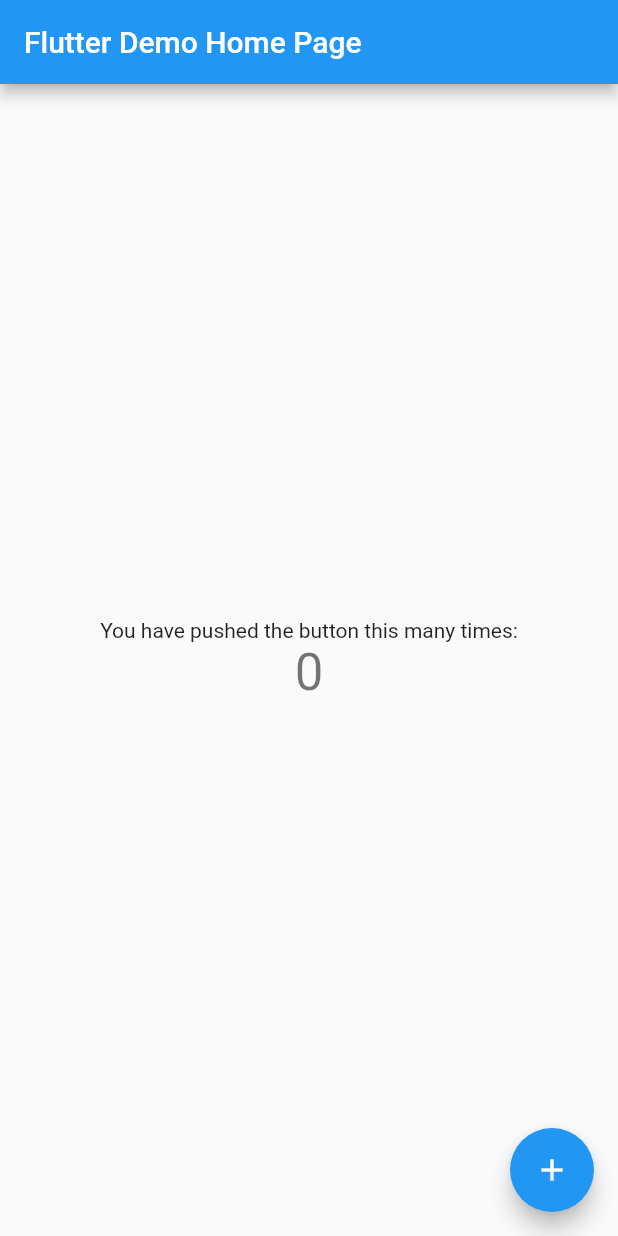
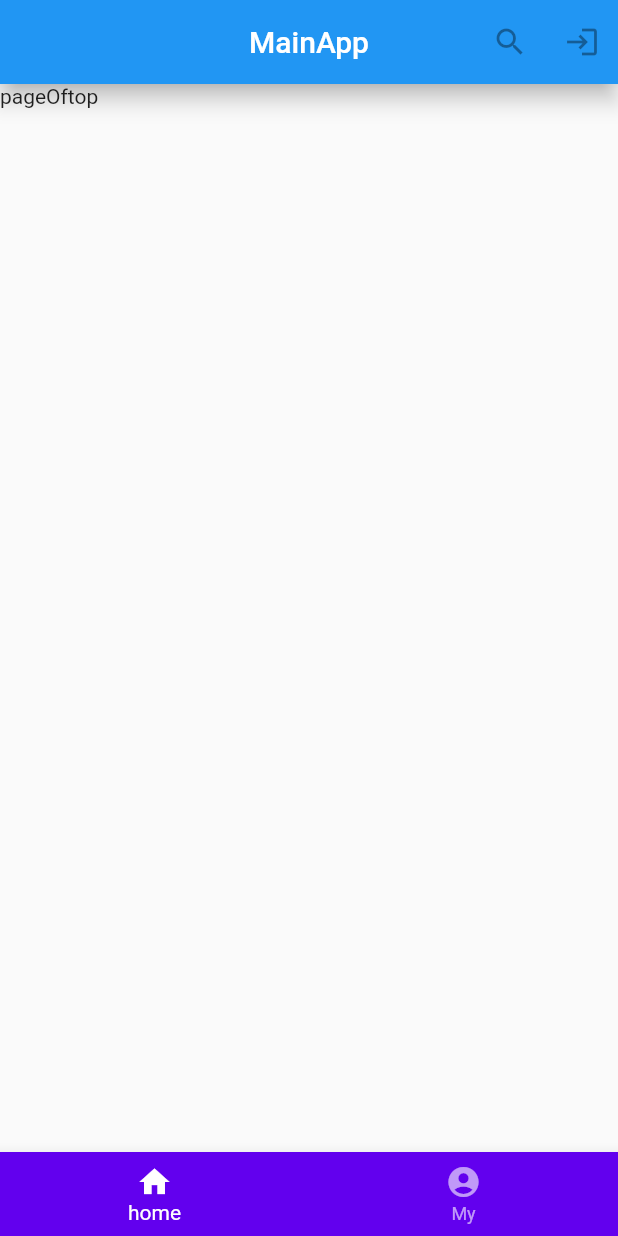
Before and after one commit to parkminsoo99/flutter_makeapp, a Flutter app: the screen it shows after launch, on a phone screen of 412 x 824 dp. Run offline on Flutter 3.47's test engine with Material 2 defaults, Android fonts, the phone set to English and light mode, and no system bars.

Commit message:
bottomNavigationBar

```diff
--- a/lib/main.dart
+++ b/lib/main.dart
@@ -1,113 +1,86 @@
 import 'package:flutter/material.dart';
 
-void main() {
-  runApp(MyApp());
+void main() => runApp(MaterialApp(title: 'MyApp', home: MainPage()));
+
+class MainPage extends StatefulWidget {
+  MainPage({Key? key}) : super(key: key);
+
+  _PageZero createState() => _PageZero();
 }
 
-class MyApp extends StatelessWidget {
-  // This widget is the root of your application.
-  @override
+class _PageZero extends State<MainPage> {
+  int _selectedIndex = 0;
+
+  List<Widget> screenList = <Widget>[
+    Home(),
+    Login(),
+  ];
+
   Widget build(BuildContext context) {
-    return MaterialApp(
-      title: 'Flutter Demo',
-      theme: ThemeData(
-        // This is the theme of your application.
-        //
-        // Try running your application with "flutter run". You'll see the
-        // application has a blue toolbar. Then, without quitting the app, try
-        // changing the primarySwatch below to Colors.green and then invoke
-        // "hot reload" (press "r" in the console where you ran "flutter run",
-        // or simply save your changes to "hot reload" in a Flutter IDE).
-        // Notice that the counter didn't reset back to zero; the application
-        // is not restarted.
-        primarySwatch: Colors.blue,
+    return Scaffold(
+      appBar: AppBar(
+        title: Text("MainApp"),
+        centerTitle: true,
+        elevation: 6,
+        actions: [
+          IconButton(icon: Icon(Icons.search), onPressed: null),
+          IconButton(icon: Icon(Icons.login), onPressed: null),
+        ],
       ),
-      home: MyHomePage(title: 'Flutter Demo Home Page'),
+      bottomNavigationBar: BottomNavigationBar(
+        type: BottomNavigationBarType.fixed,
+        backgroundColor: Color(0xff6200EE),
+        selectedItemColor: Colors.white,
+        unselectedItemColor: Colors.white.withOpacity(.60),
+        currentIndex: _selectedIndex,
+        onTap: (int index) {
+          setState(() {
+            _selectedIndex = index;
+          });
+        },
+        items: [
+          BottomNavigationBarItem(icon: Icon(Icons.home), label: 'home'),
+          BottomNavigationBarItem(
+              icon: Icon(Icons.account_circle), label: 'My'),
+        ],
+      ),
+      body: screenList[_selectedIndex],
     );
   }
 }
 
-class MyHomePage extends StatefulWidget {
-  MyHomePage({Key? key, required this.title}) : super(key: key);
+class Home extends StatelessWidget {
+  Widget build(BuildContext context) {
+    return Column(children: <Widget>[
+      _pageOfTop(),
+    ]);
+  }
 
-  // This widget is the home page of your application. It is stateful, meaning
-  // that it has a State object (defined below) that contains fields that affect
-  // how it looks.
-
-  // This class is the configuration for the state. It holds the values (in this
-  // case the title) provided by the parent (in this case the App widget) and
-  // used by the build method of the State. Fields in a Widget subclass are
-  // always marked "final".
-
-  final String title;
-
-  @override
-  _MyHomePageState createState() => _MyHomePageState();
+  Widget _pageOfTop() {
+    return Text('pageOftop');
+  }
 }
 
-class _MyHomePageState extends State<MyHomePage> {
-  int _counter = 0;
-
-  void _incrementCounter() {
-    setState(() {
-      // This call to setState tells the Flutter framework that something has
-      // changed in this State, which causes it to rerun the build method below
-      // so that the display can reflect the updated values. If we changed
-      // _counter without calling setState(), then the build method would not be
-      // called again, and so nothing would appear to happen.
-      _counter++;
-    });
-  }
-
-  @override
+class Login extends StatelessWidget {
   Widget build(BuildContext context) {
-    // This method is rerun every time setState is called, for instance as done
-    // by the _incrementCounter method above.
-    //
-    // The Flutter framework has been optimized to make rerunning build methods
-    // fast, so that you can just rebuild anything that needs updating rather
-    // than having to individually change instances of widgets.
-    return Scaffold(
-      appBar: AppBar(
-        // Here we take the value from the MyHomePage object that was created by
-        // the App.build method, and use it to set our appbar title.
-        title: Text(widget.title),
-      ),
-      body: Center(
-        // Center is a layout widget. It takes a single child and positions it
-        // in the middle of the parent.
-        child: Column(
-          // Column is also a layout widget. It takes a list of children and
-          // arranges them vertically. By default, it sizes itself to fit its
-          // children horizontally, and tries to be as tall as its parent.
-          //
-          // Invoke "debug painting" (press "p" in the console, choose the
-          // "Toggle Debug Paint" action from the Flutter Inspector in Android
-          // Studio, or the "Toggle Debug Paint" command in Visual Studio Code)
-          // to see the wireframe for each widget.
-          //
-          // Column has various properties to control how it sizes itself and
-          // how it positions its children. Here we use mainAxisAlignment to
-          // center the children vertically; the main axis here is the vertical
-          // axis because Columns are vertical (the cross axis would be
-          // horizontal).
-          mainAxisAlignment: MainAxisAlignment.center,
+    return GestureDetector(
+      onTap: () {
+        print("click"); //이미지 등록
+      },
+      child: Container(
+        alignment: Alignment(-0.8, -0.8),
+        decoration: BoxDecoration(
+          shape: BoxShape.circle,
+        ),
+        child: Row(
+          mainAxisSize: MainAxisSize.min,
+          mainAxisAlignment: MainAxisAlignment.start,
           children: <Widget>[
-            Text(
-              'You have pushed the button this many times:',
-            ),
-            Text(
-              '$_counter',
-              style: Theme.of(context).textTheme.headline4,
-            ),
+            Icon(Icons.account_circle, size: 150),
+            Text("닉네임 : "),
           ],
         ),
       ),
-      floatingActionButton: FloatingActionButton(
-        onPressed: _incrementCounter,
-        tooltip: 'Increment',
-        child: Icon(Icons.add),
-      ), // This trailing comma makes auto-formatting nicer for build methods.
     );
   }
 }
```
Also changed, not shown: 1 other file.
